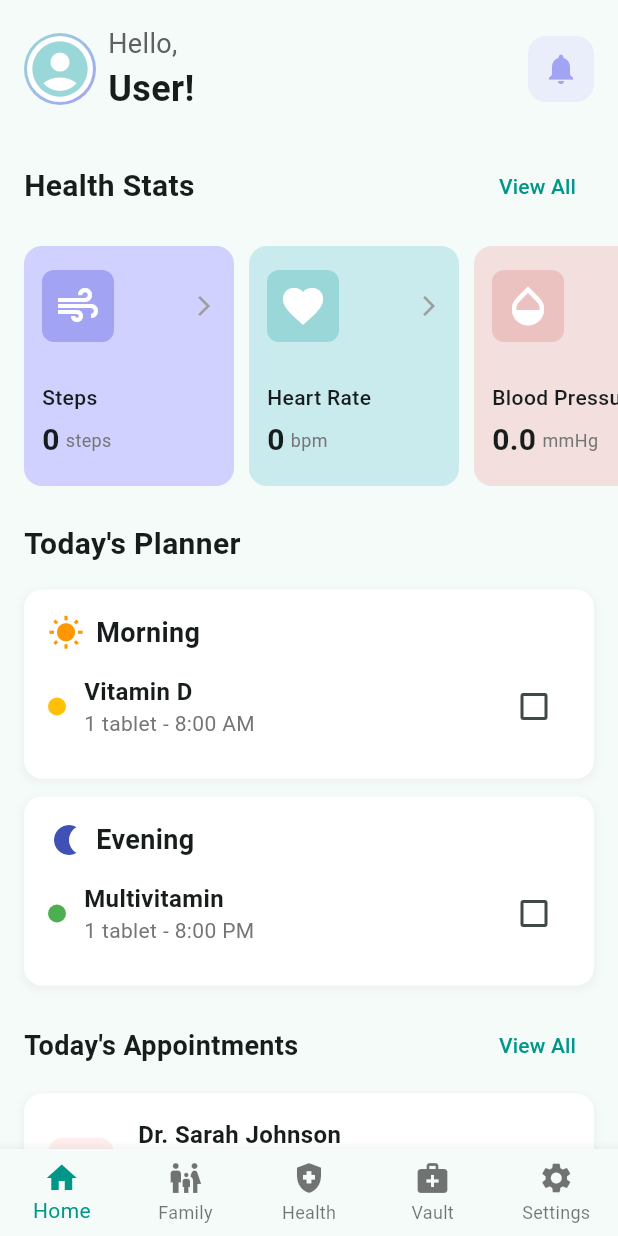
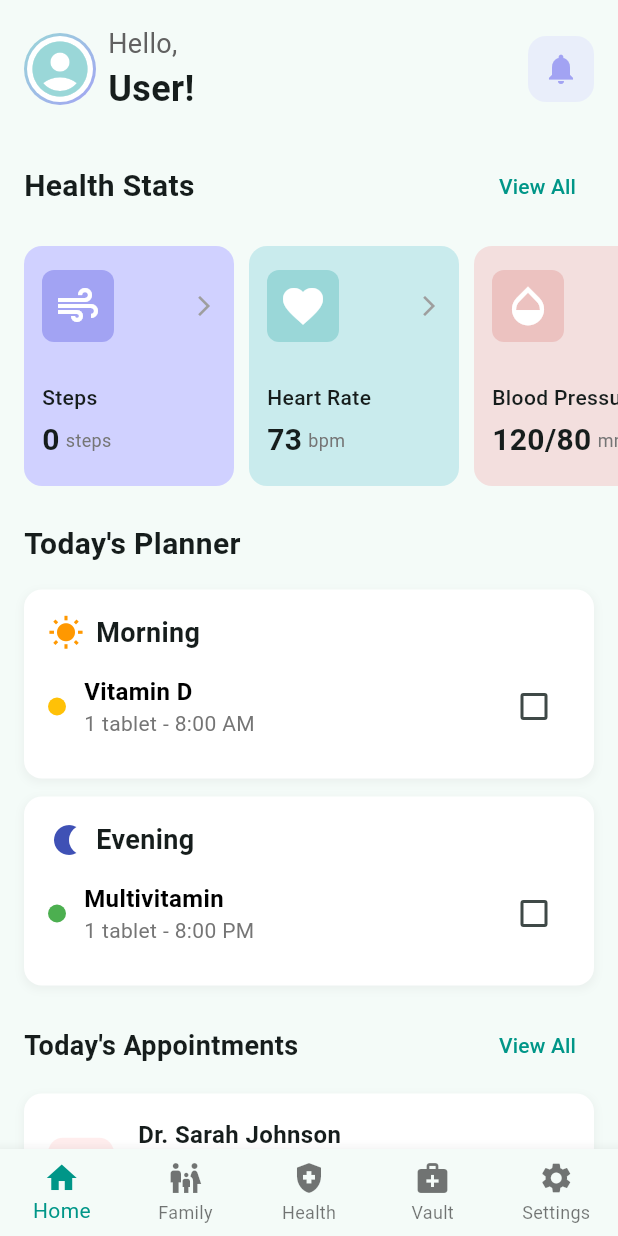
Before and after one commit to Dusk-afk/health_app, a Flutter app: the MainScreen screen opened by its route, on a phone screen of 412 x 824 dp. Run offline on Flutter 3.47's test engine with Material 3 defaults, Android fonts, the light colour scheme and no system bars; our stand-ins replace dio, file_picker, fl_chart, flutter_secure_storage, image_picker, jwt_decoder and 1 more; missing offline and left inert: flutter_doc_scanner, health; accounts and stored records are empty; network calls fail.

Commit message:
Vitals display with mock data

```diff
--- a/lib/config/env_config.dart
+++ b/lib/config/env_config.dart
@@ -5,7 +5,7 @@ class EnvConfig {
 
   /// Base URL for API requests
   // static const String baseUrl = 'http://127.0.0.1:8000';
-  static const String baseUrl = 'https://9d80-2409-40d0-2004-114f-fcf0-ae26-c2cc-6a19.ngrok-free.app';
+  static const String baseUrl = 'https://e957-2409-40d0-2004-114f-70ed-7751-a1fd-a864.ngrok-free.app';
 
   /// API version path
   static const String apiVersion = '/api/v1';
--- a/lib/screens/main/home_screen.dart
+++ b/lib/screens/main/home_screen.dart
@@ -132,7 +132,7 @@ class HomeScreen extends StatelessWidget {
                   _buildHealthCard(
                     context,
                     'Heart Rate',
-                    vitalsProvider.averageHeartRate.toInt().toString(),
+                    vitalsProvider.averageHeartRate == 0 ? "73" : vitalsProvider.averageHeartRate.toString(),
                     'bpm',
                     Icons.favorite,
                     Color(0xFFC9EBED),
@@ -141,7 +141,9 @@ class HomeScreen extends StatelessWidget {
                   _buildHealthCard(
                     context,
                     'Blood Pressure',
-                    vitalsProvider.averageSystolic.toString(),
+                    vitalsProvider.averageSystolic == 0 && vitalsProvider.averageDiastolic == 0
+                        ? "120/80"
+                        : "${vitalsProvider.averageSystolic}/${vitalsProvider.averageDiastolic}",
                     'mmHg',
                     Icons.opacity,
                     Color(0xFFF3DFDE),
@@ -322,52 +324,7 @@ class HomeScreen extends StatelessWidget {
           ),
           const SizedBox(height: 12),
           Column(
-            children: medicines.map((medicine) => _buildMedicineItem(context, medicine)).toList(),
-          ),
-        ],
-      ),
-    );
-  }
-
-  Widget _buildMedicineItem(BuildContext context, _MedicineItem medicine) {
-    return Padding(
-      padding: const EdgeInsets.only(bottom: 8.0),
-      child: Row(
-        children: [
-          Container(
-            width: 12,
-            height: 12,
-            decoration: BoxDecoration(
-              color: medicine.color,
-              shape: BoxShape.circle,
-            ),
-          ),
-          const SizedBox(width: 12),
-          Column(
-            crossAxisAlignment: CrossAxisAlignment.start,
-            children: [
-              Text(
-                medicine.name,
-                style: const TextStyle(
-                  fontWeight: FontWeight.w600,
-                  fontSize: 16,
-                ),
-              ),
-              Text(
-                '${medicine.dosage} - ${medicine.time}',
-                style: TextStyle(
-                  color: Colors.grey[600],
-                  fontSize: 14,
-                ),
-              ),
-            ],
-          ),
-          const Spacer(),
-          Checkbox(
-            value: false,
-            onChanged: (value) {
-              // TODO: Implement medicine taken functionality
-            },
+            children: medicines.map((medicine) => _MedicineItemCard(medicine: medicine)).toList(),
           ),
         ],
       ),
@@ -511,3 +468,64 @@ class _MedicineItem {
 
   _MedicineItem(this.name, this.dosage, this.time, this.color);
 }
+
+class _MedicineItemCard extends StatefulWidget {
+  final _MedicineItem medicine;
+  const _MedicineItemCard({super.key, required this.medicine});
+
+  @override
+  State<_MedicineItemCard> createState() => __MedicineItemCardState();
+}
+
+class __MedicineItemCardState extends State<_MedicineItemCard> {
+  bool isChecked = false;
+
+  @override
+  Widget build(BuildContext context) {
+    return Padding(
+      padding: const EdgeInsets.only(bottom: 8.0),
+      child: Row(
+        children: [
+          Container(
+            width: 12,
+            height: 12,
+            decoration: BoxDecoration(
+              color: widget.medicine.color,
+              shape: BoxShape.circle,
+            ),
+          ),
+          const SizedBox(width: 12),
+          Column(
+            crossAxisAlignment: CrossAxisAlignment.start,
+            children: [
+              Text(
+                widget.medicine.name,
+                style: TextStyle(
+                  fontWeight: FontWeight.w600,
+                  fontSize: 16,
+                  color: isChecked ? Colors.grey : Colors.black,
+                ),
+              ),
+              Text(
+                '${widget.medicine.dosage} - ${widget.medicine.time}',
+                style: TextStyle(
+                  color: Colors.grey[600],
+                  fontSize: 14,
+                ),
+              ),
+            ],
+          ),
+          const Spacer(),
+          Checkbox(
+            value: isChecked,
+            onChanged: (value) {
+              setState(() {
+                isChecked = value ?? false;
+              });
+            },
+          ),
+        ],
+      ),
+    );
+  }
+}
--- a/lib/screens/main/member/member_screen.dart
+++ b/lib/screens/main/member/member_screen.dart
@@ -343,7 +343,7 @@ class _MemberScreenState extends State<MemberScreen> with SingleTickerProviderSt
             mainAxisAlignment: MainAxisAlignment.spaceEvenly,
             children: [
               _buildQuickStat('Illnesses', _memberDetails['illnesses']?.length ?? 0, avatarColor),
-              _buildQuickStat('Documents', _memberDetails['documents']?.length ?? 0, avatarColor),
+              _buildQuickStat('Documents', _documents.length, avatarColor),
               _buildQuickStat('Doctors', _memberDetails['doctors']?.length ?? 0, avatarColor),
             ],
           ),
```
Also changed, not shown: lib/screens/main/vitals/vitals_screen.dart (+147 -26 lines).
